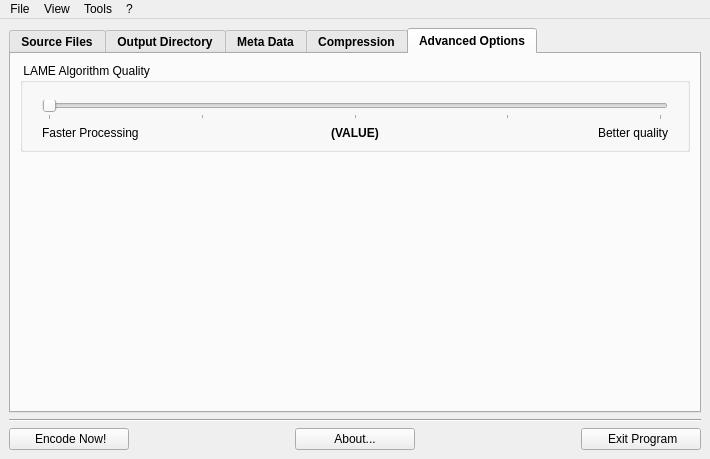
The window that gui/MainWindow.ui (lordmulder/LameXP) describes before a commit, drawn with Qt 5.
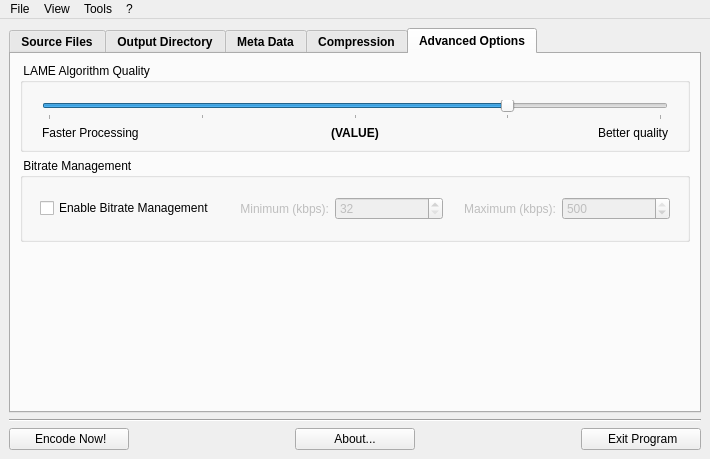
The same window after the commit. The open tabs and pages were chosen to show the change. Icons and pictures are not drawn.

Commit message: Initial support for bitrate management (under "Advanced Options").

What changed in the file:
```diff
--- a/gui/MainWindow.ui
+++ b/gui/MainWindow.ui
@@ -985,7 +985,7 @@
               <layout class="QGridLayout" name="gridLayout_17">
                <item row="0" column="1">
                 <layout class="QGridLayout" name="gridLayout_16">
-                 <item row="1" column="1" colspan="3">
+                 <item row="7" column="1" colspan="3">
                   <widget class="QSlider" name="sliderLameAlgoQuality">
                    <property name="maximum">
                     <number>4</number>
@@ -993,6 +993,9 @@
                    <property name="pageStep">
                     <number>1</number>
                    </property>
+                   <property name="value">
+                    <number>3</number>
+                   </property>
                    <property name="orientation">
                     <enum>Qt::Horizontal</enum>
                    </property>
@@ -1004,7 +1007,7 @@
                    </property>
                   </widget>
                  </item>
-                 <item row="1" column="0">
+                 <item row="7" column="0">
                   <spacer name="horizontalSpacer_12">
                    <property name="orientation">
                     <enum>Qt::Horizontal</enum>
@@ -1020,7 +1023,7 @@
                    </property>
                   </spacer>
                  </item>
-                 <item row="1" column="4">
+                 <item row="7" column="4">
                   <spacer name="horizontalSpacer_13">
                    <property name="orientation">
                     <enum>Qt::Horizontal</enum>
@@ -1036,30 +1039,14 @@
                    </property>
                   </spacer>
                  </item>
-                 <item row="0" column="1">
-                  <spacer name="verticalSpacer_4">
-                   <property name="orientation">
-                    <enum>Qt::Vertical</enum>
-                   </property>
-                   <property name="sizeType">
-                    <enum>QSizePolicy::Fixed</enum>
-                   </property>
-                   <property name="sizeHint" stdset="0">
-                    <size>
-                     <width>20</width>
-                     <height>8</height>
-                    </size>
-                   </property>
-                  </spacer>
-                 </item>
-                 <item row="2" column="1">
+                 <item row="8" column="1">
                   <widget class="QLabel" name="label">
                    <property name="text">
                     <string>Faster Processing</string>
                    </property>
                   </widget>
                  </item>
-                 <item row="2" column="2">
+                 <item row="8" column="2">
                   <widget class="QLabel" name="labelLameAlgoQuality">
                    <property name="font">
                     <font>
@@ -1075,7 +1062,7 @@
                    </property>
                   </widget>
                  </item>
-                 <item row="2" column="3">
+                 <item row="8" column="3">
                   <widget class="QLabel" name="label_3">
                    <property name="text">
                     <string>Better quality</string>
@@ -1085,6 +1072,22 @@
                    </property>
                   </widget>
                  </item>
+                 <item row="6" column="1" colspan="3">
+                  <spacer name="verticalSpacer_4">
+                   <property name="orientation">
+                    <enum>Qt::Vertical</enum>
+                   </property>
+                   <property name="sizeType">
+                    <enum>QSizePolicy::Fixed</enum>
+                   </property>
+                   <property name="sizeHint" stdset="0">
+                    <size>
+                     <width>20</width>
+                     <height>8</height>
+                    </size>
+                   </property>
+                  </spacer>
+                 </item>
                 </layout>
                </item>
               </layout>
@@ -1092,11 +1095,14 @@
             </item>
            </layout>
           </item>
-          <item row="1" column="0">
+          <item row="2" column="0">
            <spacer name="verticalSpacer">
             <property name="orientation">
              <enum>Qt::Vertical</enum>
             </property>
+            <property name="sizeType">
+             <enum>QSizePolicy::Expanding</enum>
+            </property>
             <property name="sizeHint" stdset="0">
              <size>
               <width>20</width>
@@ -1105,6 +1111,151 @@
             </property>
            </spacer>
           </item>
+          <item row="1" column="0">
+           <widget class="QGroupBox" name="groupBox_6">
+            <property name="font">
+             <font>
+              <weight>50</weight>
+              <bold>false</bold>
+             </font>
+            </property>
+            <property name="title">
+             <string> Bitrate Management </string>
+            </property>
+            <layout class="QGridLayout" name="gridLayout_19">
+             <item row="0" column="0">
+              <layout class="QGridLayout" name="gridLayout_18">
+               <item row="0" column="1" colspan="5">
+                <spacer name="verticalSpacer_5">
+                 <property name="orientation">
+                  <enum>Qt::Vertical</enum>
+                 </property>
+                 <property name="sizeType">
+                  <enum>QSizePolicy::Fixed</enum>
+                 </property>
+                 <property name="sizeHint" stdset="0">
+                  <size>
+                   <width>20</width>
+                   <height>10</height>
+                  </size>
+                 </property>
+                </spacer>
+               </item>
+               <item row="2" column="1" colspan="5">
+                <spacer name="verticalSpacer_6">
+                 <property name="orientation">
+                  <enum>Qt::Vertical</enum>
+                 </property>
+                 <property name="sizeType">
+                  <enum>QSizePolicy::Fixed</enum>
+                 </property>
+                 <property name="sizeHint" stdset="0">
+                  <size>
+                   <width>20</width>
+                   <height>10</height>
+                  </size>
+                 </property>
+                </spacer>
+               </item>
+               <item row="1" column="1">
+                <widget class="QCheckBox" name="checkBoxBitrateManagement">
+                 <property name="text">
+                  <string>Enable Bitrate Management</string>
+                 </property>
+                </widget>
+               </item>
+               <item row="1" column="5">
+                <widget class="QSpinBox" name="spinBoxBitrateManagementMax">
+                 <property name="enabled">
+                  <bool>false</bool>
+                 </property>
+                 <property name="minimum">
+                  <number>32</number>
+                 </property>
+                 <property name="maximum">
+                  <number>500</number>
+                 </property>
+                 <property name="value">
+                  <number>500</number>
+                 </property>
+                </widget>
+               </item>
+               <item row="1" column="3">
+                <widget class="QSpinBox" name="spinBoxBitrateManagementMin">
+                 <property name="enabled">
+                  <bool>false</bool>
+                 </property>
+                 <property name="minimum">
+                  <number>32</number>
+                 </property>
+                 <property name="maximum">
+                  <number>500</number>
+                 </property>
+                </widget>
+               </item>
+               <item row="1" column="6">
+                <spacer name="horizontalSpacer_15">
+                 <property name="orientation">
+                  <enum>Qt::Horizontal</enum>
+                 </property>
+                 <property name="sizeType">
+                  <enum>QSizePolicy::Fixed</enum>
+                 </property>
+                 <property name="sizeHint" stdset="0">
+                  <size>
+                   <width>8</width>
+                   <height>20</height>
+                  </size>
+                 </property>
+                </spacer>
+               </item>
+               <item row="1" column="0">
+                <spacer name="horizontalSpacer_14">
+                 <property name="orientation">
+                  <enum>Qt::Horizontal</enum>
+                 </property>
+                 <property name="sizeType">
+                  <enum>QSizePolicy::Fixed</enum>
+                 </property>
+                 <property name="sizeHint" stdset="0">
+                  <size>
+                   <width>8</width>
+                   <height>20</height>
+                  </size>
+                 </property>
+                </spacer>
+               </item>
+               <item row="1" column="2">
+                <widget class="QLabel" name="labelBitrateManagementMin">
+                 <property name="enabled">
+                  <bool>false</bool>
+                 </property>
+                 <property name="text">
+                  <string>Minimum (kbps):</string>
+                 </property>
+                 <property name="alignment">
+                  <set>Qt::AlignRight|Qt::AlignTrailing|Qt::AlignVCenter</set>
+                 </property>
+                </widget>
+               </item>
+               <item row="1" column="4">
+                <widget class="QLabel" name="labelBitrateManagementMax">
+                 <property name="enabled">
+                  <bool>false</bool>
+                 </property>
+                 <property name="text">
+                  <string>Maximum (kbps):</string>
+                 </property>
+                 <property name="alignment">
+                  <set>Qt::AlignRight|Qt::AlignTrailing|Qt::AlignVCenter</set>
+                 </property>
+                </widget>
+               </item>
+              </layout>
+             </item>
+            </layout>
+           </widget>
+          </item>
          </layout>
         </widget>
        </widget>
```
Left out of the diff: 67 changed lines with no effect on the pictures. The commit also changes 5 other files.
